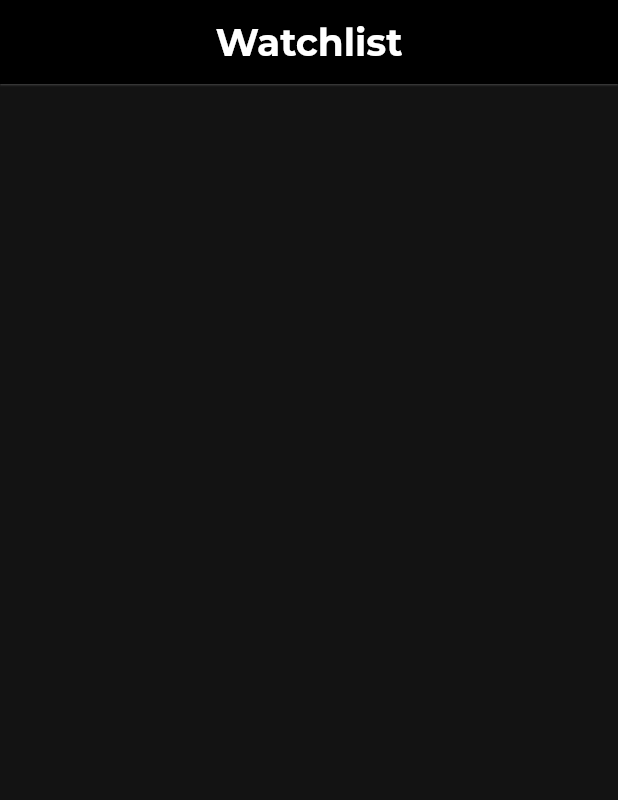
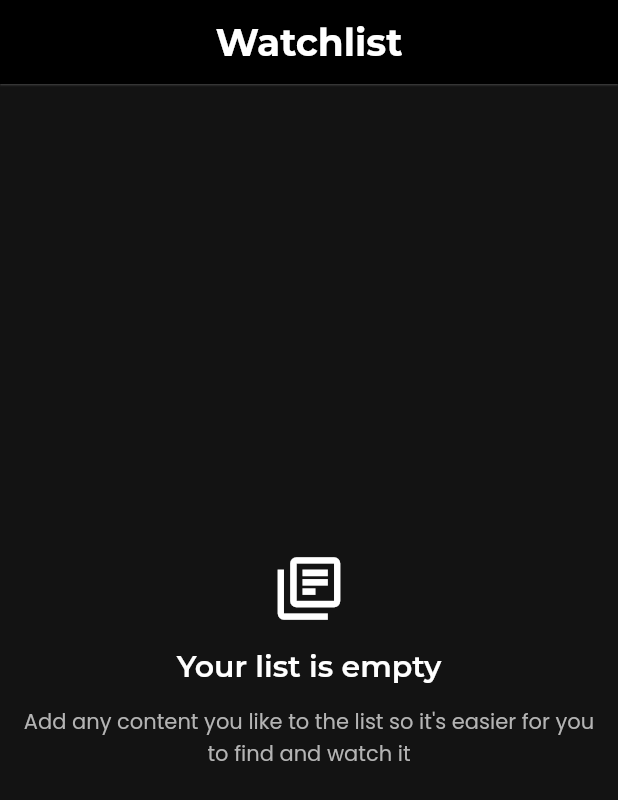
Before and after one commit to ynrrizki/presmaflix, a Flutter app: the WatchListPage screen opened directly, on a phone screen of 412 x 824 dp. Shown: the top 800 px of the screen. Run offline on Flutter 3.47's test engine with Material 2 defaults, Android fonts, the phone set to English and light mode, and no system bars; our stand-ins replace badges, bloc, cached_network_image, carousel_slider, cloud_firestore, equatable and 12 more; accounts and stored records are empty; network calls fail.

Commit message:
add: rating feature and information page

```diff
--- a/lib/app/models/rating/rating.dart
+++ b/lib/app/models/rating/rating.dart
@@ -4,14 +4,12 @@ import 'package:equatable/equatable.dart';
 class Rating extends Equatable {
   final String id;
   final String contentId;
-  final String name;
   final String email;
   final double rating;
 
   const Rating({
     required this.id,
     required this.contentId,
-    required this.name,
     required this.email,
     required this.rating,
   });
@@ -21,16 +19,15 @@ class Rating extends Equatable {
     return Rating(
       id: data.id,
       contentId: data['contentId'],
-      name: data['name'],
       email: data['email'],
       rating: data['rating'],
     );
   }
 
-  Map<String, dynamic> toRating(String contentId, String email, num rating) {
+  Map<String, dynamic> toRating(String contentId, String email, double rating) {
     return {
+      'id': id,
       'contentId': contentId,
-      'name': name,
       'email': email,
       'rating': rating,
     };
@@ -40,20 +37,18 @@ class Rating extends Equatable {
     return {
       'id': id,
       'contentId': contentId,
-      'name': name,
       'email': email,
       'rating': rating,
     };
   }
 
   @override
-  List<Object?> get props => [id, contentId, name, email, rating];
+  List<Object?> get props => [id, contentId, email, rating];
 
   static List<Rating> ratings = [
     const Rating(
       id: '1',
       contentId: '1',
-      name: 'Yanuar Rizki',
       email: 'yanuarrizki165@gmail.com',
       rating: 1.5,
     ),
--- a/lib/ui/pages/menu/bottom_navigation.dart
+++ b/lib/ui/pages/menu/bottom_navigation.dart
@@ -4,6 +4,7 @@ import 'package:flutter/rendering.dart';
 import 'package:flutter_bloc/flutter_bloc.dart';
 import 'package:persistent_bottom_nav_bar_v2/persistent-tab-view.dart';
 import 'package:presmaflix/app/cubits/bottomNavigation/bottom_navigation_cubit.dart';
+import 'package:presmaflix/ui/pages/menu/download/download_page.dart';
 import 'package:presmaflix/ui/pages/pages.dart';
 import 'package:badges/badges.dart' as badges;
 
@@ -22,7 +23,7 @@ class BottomNavigation extends StatelessWidget {
     List<Widget> buildScreens() {
       return const [
         HomePage(),
-        Scaffold(),
+        DownloadPage(),
         WatchListPage(),
         MorePage(),
       ];
--- a/lib/ui/pages/menu/more/more_page.dart
+++ b/lib/ui/pages/menu/more/more_page.dart
@@ -140,9 +140,11 @@ class _AccountCard extends StatelessWidget {
                     const EdgeInsets.symmetric(horizontal: 0, vertical: 10),
                 onTap: () {},
                 leading: CircleAvatar(
-                  radius: 40,
+                  radius: 25.0,
                   backgroundImage: CachedNetworkImageProvider(
-                    'https://ui-avatars.com/api/?name=${state.user.name}',
+                    state.user.avatar ??
+                        'https://ui-avatars.com/api/?name=${state.user.name}',
+                    scale: 2,
                   ),
                 ),
                 title: Text('${state.user.name}'),
--- a/lib/ui/pages/menu/watchlist/watchlist_page.dart
+++ b/lib/ui/pages/menu/watchlist/watchlist_page.dart
@@ -47,7 +47,9 @@ class _WatchListPageState extends State<WatchListPage> {
           buildWhen: (previous, current) => current is WatchlistLoaded,
           builder: (context, state) {
             if (state is WatchlistLoaded) {
-              state.watchlists;
+              if (state.watchlists
+                  .where((watchlist) => watchlist.userId == user.id)
+                  .isNotEmpty) {
                 return ListView(
                   padding:
                       const EdgeInsets.symmetric(horizontal: 10, vertical: 15),
@@ -59,8 +61,8 @@ class _WatchListPageState extends State<WatchListPage> {
                       builder: (context, state) {
                         if (state is ContentLoaded) {
                           List<Content> filteredContents = state.contents
-                            .where(
-                                (content) => content.id == watchlist.contentId)
+                              .where((content) =>
+                                  content.id == watchlist.contentId)
                               .toList();
                           if (filteredContents.isNotEmpty) {
                             Content content = filteredContents.first;
@@ -84,6 +86,38 @@ class _WatchListPageState extends State<WatchListPage> {
                       },
                     );
                   }).toList(),
+                );
+              }
+              return Center(
+                child: Column(
+                  mainAxisAlignment: MainAxisAlignment.center,
+                  children: [
+                    const Icon(
+                      Icons.my_library_books_outlined,
+                      size: 50,
+                    ),
+                    const SizedBox(height: 15),
+                    Text(
+                      'Your list is empty',
+                      style: GoogleFonts.montserrat(
+                        fontSize: 20,
+                        fontWeight: FontWeight.w600,
+                      ),
+                    ),
+                    const SizedBox(height: 15),
+                    Padding(
+                      padding: const EdgeInsets.symmetric(horizontal: 15),
+                      child: Text(
+                        "Add any content you like to the list so it's easier for you to find and watch it",
+                        textAlign: TextAlign.center,
+                        style: GoogleFonts.poppins(
+                          fontSize: 14,
+                          color: const Color.fromARGB(255, 180, 180, 180),
+                        ),
+                      ),
+                    ),
+                  ],
+                ),
               );
             }
             return Center(
```
Also changed, not shown: lib/ui/pages/auth/login_page.dart (+38 -57 lines), lib/ui/pages/menu/download/download_page.dart (added, +64 -0 lines), lib/ui/pages/menu/home/content/content_detail_page.dart (+31 -33 lines), lib/ui/pages/menu/home/home_page.dart (+53 -3 lines), lib/ui/pages/menu/search/search_page.dart (+6 -7 lines), 1 other file. Lines whose indentation alone changed are shown as unchanged.
